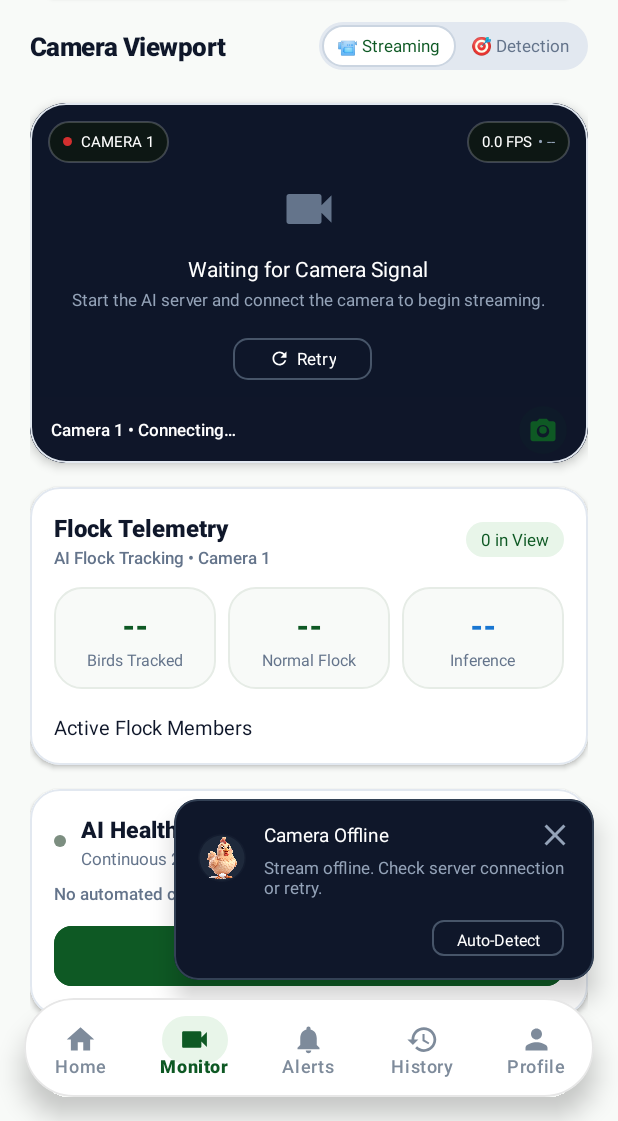
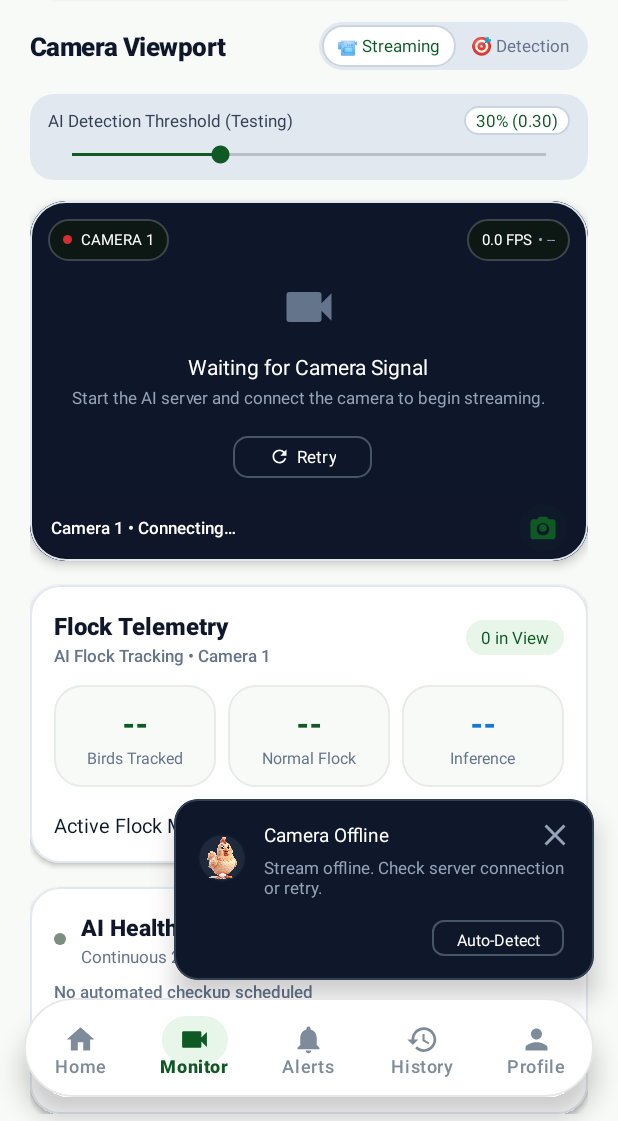
Before and after one commit to BlueShewakram/PoultrySense-Andriod-Studio-, an Android app: the MonitorFragment screen opened through its navigation route, scrolled down 532 dp, on a phone screen of 412 x 824 dp, the part 115-1236 px from its top. Run offline under Robolectric (Android 15) with nearby library versions, the phone set to English and light mode, and no system bars; our stand-ins replace Firebase (no records; nobody signed in at launch, a user with empty details on screens opened directly); 3 statements that could not run were skipped.

Commit message:
feat: add realtime detection threshold tuning slider in Monitor tab for testing

```diff
--- a/app/src/main/res/layout/fragment_monitor.xml
+++ b/app/src/main/res/layout/fragment_monitor.xml
@@ -411,6 +411,56 @@
                             android:textSize="11.5sp" />
                     </LinearLayout>
                 </LinearLayout>
+            </LinearLayout>
+
+            <!-- Realtime Detection Sensitivity Slider (Tuning / Testing Bar) -->
+            <LinearLayout
+                android:id="@+id/layoutThresholdSliderCard"
+                android:layout_width="match_parent"
+                android:layout_height="wrap_content"
+                android:layout_marginTop="8dp"
+                android:background="@drawable/bg_segmented_container"
+                android:orientation="vertical"
+                android:paddingHorizontal="12dp"
+                android:paddingVertical="8dp">
+
+                <LinearLayout
+                    android:layout_width="match_parent"
+                    android:layout_height="wrap_content"
+                    android:gravity="center_vertical"
+                    android:orientation="horizontal">
+
+                    <TextView
+                        android:layout_width="0dp"
+                        android:layout_height="wrap_content"
+                        android:layout_weight="1"
+                        android:fontFamily="sans-serif-bold"
+                        android:text="AI Detection Threshold (Testing)"
+                        android:textColor="#334155"
+                        android:textSize="11sp" />
+
+                    <TextView
+                        android:id="@+id/tvThresholdVal"
+                        android:layout_width="wrap_content"
+                        android:layout_height="wrap_content"
+                        android:background="@drawable/bg_segmented_active"
+                        android:fontFamily="sans-serif-bold"
+                        android:paddingHorizontal="8dp"
+                        android:paddingVertical="2dp"
+                        android:text="30% (0.30)"
+                        android:textColor="@color/primary"
+                        android:textSize="11sp" />
+                </LinearLayout>
+
+                <SeekBar
+                    android:id="@+id/seekBarThreshold"
+                    android:layout_width="match_parent"
+                    android:layout_height="wrap_content"
+                    android:layout_marginTop="4dp"
+                    android:max="80"
+                    android:progress="25"
+                    android:progressTint="@color/primary"
+                    android:thumbTint="@color/primary" />
             </LinearLayout>
 
             <!-- 3. Clean 16:9 Video Viewport -->
```
Also changed, not shown: app/src/main/java/com/example/poultrysense/ui/monitor/MonitorFragment.kt (+44 -0 lines), 1 other file.
